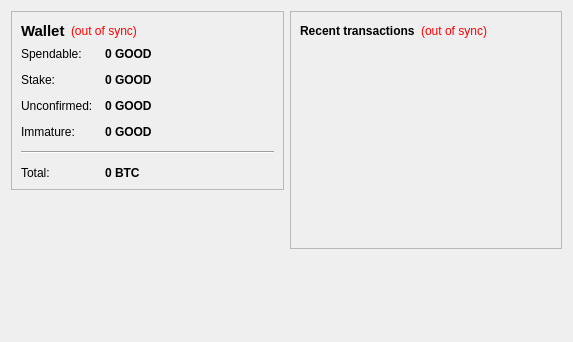
Before: the Qt Designer form src/qt/forms/overviewpage.ui in stolenjs/gcfinal, drawn with Qt 5.
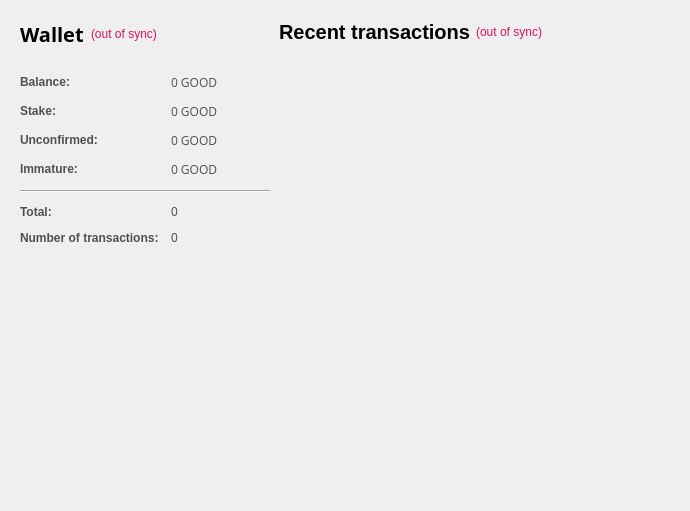
After: the same form once the commit is applied. Icons and pictures are not drawn.

```diff
--- a/src/qt/forms/overviewpage.ui
+++ b/src/qt/forms/overviewpage.ui
@@ -6,38 +6,194 @@
    <rect>
     <x>0</x>
     <y>0</y>
-    <width>573</width>
-    <height>342</height>
+    <width>575</width>
+    <height>417</height>
    </rect>
   </property>
+  <property name="sizePolicy">
+   <sizepolicy hsizetype="Minimum" vsizetype="Preferred">
+    <horstretch>0</horstretch>
+    <verstretch>0</verstretch>
+   </sizepolicy>
+  </property>
+  <property name="maximumSize">
+   <size>
+    <width>575</width>
+    <height>16777215</height>
+   </size>
+  </property>
   <property name="windowTitle">
    <string>Form</string>
   </property>
-  <layout class="QHBoxLayout" name="horizontalLayout" stretch="1,1">
-   <item>
+  <property name="styleSheet">
+   <string notr="true">color:#505050;
+font-family:'Open Sans,sans-serif';</string>
+  </property>
+  <layout class="QGridLayout" name="gridLayout_2">
+   <property name="sizeConstraint">
+    <enum>QLayout::SetFixedSize</enum>
+   </property>
+   <property name="leftMargin">
+    <number>11</number>
+   </property>
+   <property name="horizontalSpacing">
+    <number>0</number>
+   </property>
+   <item row="1" column="1">
+    <layout class="QVBoxLayout" name="verticalLayout_3">
+     <property name="spacing">
+      <number>7</number>
+     </property>
+     <item>
+      <widget class="QFrame" name="frame_2">
+       <property name="sizePolicy">
+        <sizepolicy hsizetype="Fixed" vsizetype="Preferred">
+         <horstretch>0</horstretch>
+         <verstretch>0</verstretch>
+        </sizepolicy>
+       </property>
+       <property name="minimumSize">
+        <size>
+         <width>400</width>
+         <height>0</height>
+        </size>
+       </property>
+       <property name="maximumSize">
+        <size>
+         <width>450</width>
+         <height>16777215</height>
+        </size>
+       </property>
+       <layout class="QVBoxLayout" name="verticalLayout">
+        <property name="leftMargin">
+         <number>0</number>
+        </property>
+        <item>
+         <layout class="QHBoxLayout" name="horizontalLayout_2">
+          <item>
+           <widget class="QLabel" name="label_4">
+            <property name="text">
+             <string>&lt;html&gt;&lt;head/&gt;&lt;body&gt;&lt;p&gt;&lt;span style=&quot; font-size:20px; font-weight:600; color:#000000;&quot;&gt;Recent transactions&lt;/span&gt;&lt;/p&gt;&lt;/body&gt;&lt;/html&gt;</string>
+            </property>
+           </widget>
+          </item>
+          <item>
+           <widget class="QLabel" name="labelTransactionsStatus">
+            <property name="toolTip">
+             <string>The displayed information may be out of date. Your wallet automatically synchronizes with the Silkcoin network after a connection is established, but this process has not completed yet.</string>
+            </property>
+            <property name="styleSheet">
+             <string notr="true">QLabel { color: red; }</string>
+            </property>
+            <property name="text">
+             <string notr="true">&lt;html&gt;&lt;head/&gt;&lt;body&gt;&lt;p&gt;&lt;span style=&quot; color:#d31360;&quot;&gt;(out of sync)&lt;/span&gt;&lt;/p&gt;&lt;/body&gt;&lt;/html&gt;</string>
+            </property>
+            <property name="alignment">
+             <set>Qt::AlignRight|Qt::AlignTrailing|Qt::AlignVCenter</set>
+            </property>
+           </widget>
+          </item>
+          <item>
+           <spacer name="horizontalSpacer">
+            <property name="orientation">
+             <enum>Qt::Horizontal</enum>
+            </property>
+            <property name="sizeHint" stdset="0">
+             <size>
+              <width>40</width>
+              <height>20</height>
+             </size>
+            </property>
+           </spacer>
+          </item>
+         </layout>
+        </item>
+        <item>
+         <spacer name="verticalSpacer_6">
+          <property name="orientation">
+           <enum>Qt::Vertical</enum>
+          </property>
+          <property name="sizeType">
+           <enum>QSizePolicy::Maximum</enum>
+          </property>
+          <property name="sizeHint" stdset="0">
+           <size>
+            <width>20</width>
+            <height>13</height>
+           </size>
+          </property>
+         </spacer>
+        </item>
+        <item>
+         <widget class="QListView" name="listTransactions">
+          <property name="sizePolicy">
+           <sizepolicy hsizetype="Fixed" vsizetype="Expanding">
+            <horstretch>0</horstretch>
+            <verstretch>0</verstretch>
+           </sizepolicy>
+          </property>
+          <property name="maximumSize">
+           <size>
+            <width>400</width>
+            <height>16777215</height>
+           </size>
+          </property>
+          <property name="styleSheet">
+           <string notr="true">QListView { background: transparent;font-size:12px;  }</string>
+          </property>
+          <property name="frameShape">
+           <enum>QFrame::NoFrame</enum>
+          </property>
+          <property name="verticalScrollBarPolicy">
+           <enum>Qt::ScrollBarAlwaysOff</enum>
+          </property>
+          <property name="horizontalScrollBarPolicy">
+           <enum>Qt::ScrollBarAlwaysOff</enum>
+          </property>
+          <property name="selectionMode">
+           <enum>QAbstractItemView::NoSelection</enum>
+          </property>
+         </widget>
+        </item>
+       </layout>
+      </widget>
+     </item>
+    </layout>
+   </item>
+   <item row="1" column="0">
     <layout class="QVBoxLayout" name="verticalLayout_2">
+     <property name="spacing">
+      <number>1</number>
+     </property>
      <item>
       <widget class="QFrame" name="frame">
-       <property name="frameShape">
-        <enum>QFrame::StyledPanel</enum>
+       <property name="sizePolicy">
+        <sizepolicy hsizetype="Fixed" vsizetype="Preferred">
+         <horstretch>0</horstretch>
+         <verstretch>0</verstretch>
+        </sizepolicy>
        </property>
-       <property name="frameShadow">
-        <enum>QFrame::Raised</enum>
+       <property name="maximumSize">
+        <size>
+         <width>350</width>
+         <height>16777215</height>
+        </size>
        </property>
        <layout class="QVBoxLayout" name="verticalLayout_4">
         <item>
          <layout class="QHBoxLayout" name="horizontalLayout_4">
+          <property name="spacing">
+           <number>7</number>
+          </property>
           <item>
            <widget class="QLabel" name="label_5">
             <property name="font">
              <font>
-              <pointsize>11</pointsize>
-              <weight>75</weight>
-              <bold>true</bold>
+              <family>Open Sans,sans-serif</family>
              </font>
             </property>
             <property name="text">
-             <string>Wallet</string>
+             <string>&lt;html&gt;&lt;head/&gt;&lt;body&gt;&lt;p&gt;&lt;span style=&quot; font-size:20px; font-weight:600; color:#000000;&quot;&gt;Wallet&lt;/span&gt;&lt;/p&gt;&lt;/body&gt;&lt;/html&gt;</string>
             </property>
            </widget>
           </item>
@@ -50,7 +206,7 @@
              <string notr="true">QLabel { color: red; }</string>
             </property>
             <property name="text">
-             <string notr="true">(out of sync)</string>
+             <string notr="true">&lt;html&gt;&lt;head/&gt;&lt;body&gt;&lt;p&gt;&lt;span style=&quot; color:#d31360;&quot;&gt;(out of sync)&lt;/span&gt;&lt;/p&gt;&lt;/body&gt;&lt;/html&gt;</string>
             </property>
             <property name="alignment">
              <set>Qt::AlignLeading|Qt::AlignLeft|Qt::AlignVCenter</set>
@@ -72,6 +228,22 @@
           </item>
          </layout>
         </item>
+        <item>
+         <spacer name="verticalSpacer_5">
+          <property name="orientation">
+           <enum>Qt::Vertical</enum>
+          </property>
+          <property name="sizeType">
+           <enum>QSizePolicy::Maximum</enum>
+          </property>
+          <property name="sizeHint" stdset="0">
+           <size>
+            <width>20</width>
+            <height>20</height>
+           </size>
+          </property>
+         </spacer>
+        </item>
         <item>
          <layout class="QFormLayout" name="formLayout_2">
           <property name="fieldGrowthPolicy">
@@ -86,7 +258,7 @@
           <item row="0" column="0">
            <widget class="QLabel" name="label">
             <property name="text">
-             <string>Spendable:</string>
+             <string>&lt;html&gt;&lt;head/&gt;&lt;body&gt;&lt;p&gt;&lt;span style=&quot; font-weight:600;&quot;&gt;Balance:&lt;/span&gt;&lt;/p&gt;&lt;/body&gt;&lt;/html&gt;</string>
             </property>
            </widget>
           </item>
@@ -94,8 +266,7 @@
            <widget class="QLabel" name="labelBalance">
             <property name="font">
              <font>
-              <weight>75</weight>
-              <bold>true</bold>
+              <family>Open Sans,sans-serif</family>
              </font>
             </property>
             <property name="cursor">
@@ -115,7 +286,7 @@
           <item row="1" column="0">
            <widget class="QLabel" name="label_6">
             <property name="text">
-             <string>Stake:</string>
+             <string>&lt;html&gt;&lt;head/&gt;&lt;body&gt;&lt;p&gt;&lt;span style=&quot; font-weight:600;&quot;&gt;Stake:&lt;/span&gt;&lt;/p&gt;&lt;/body&gt;&lt;/html&gt;</string>
             </property>
            </widget>
           </item>
@@ -123,8 +294,7 @@
            <widget class="QLabel" name="labelStake">
             <property name="font">
              <font>
-              <weight>75</weight>
-              <bold>true</bold>
+              <family>Open Sans,sans-serif</family>
              </font>
             </property>
             <property name="cursor">
@@ -144,7 +314,7 @@
           <item row="2" column="0">
            <widget class="QLabel" name="label_3">
             <property name="text">
-             <string>Unconfirmed:</string>
+             <string>&lt;html&gt;&lt;head/&gt;&lt;body&gt;&lt;p&gt;&lt;span style=&quot; font-weight:600;&quot;&gt;Unconfirmed:&lt;/span&gt;&lt;/p&gt;&lt;/body&gt;&lt;/html&gt;</string>
             </property>
            </widget>
           </item>
@@ -152,8 +322,7 @@
            <widget class="QLabel" name="labelUnconfirmed">
             <property name="font">
              <font>
-              <weight>75</weight>
-              <bold>true</bold>
+              <family>Open Sans,sans-serif</family>
              </font>
             </property>
             <property name="cursor">
@@ -173,7 +342,7 @@
           <item row="3" column="0">
            <widget class="QLabel" name="labelImmatureText">
             <property name="text">
-             <string>Immature:</string>
+             <string>&lt;html&gt;&lt;head/&gt;&lt;body&gt;&lt;p&gt;&lt;span style=&quot; font-weight:600;&quot;&gt;Immature:&lt;/span&gt;&lt;/p&gt;&lt;/body&gt;&lt;/html&gt;</string>
             </property>
            </widget>
           </item>
@@ -181,8 +350,7 @@
            <widget class="QLabel" name="labelImmature">
             <property name="font">
              <font>
-              <weight>75</weight>
-              <bold>true</bold>
+              <family>Open Sans,sans-serif</family>
              </font>
             </property>
             <property name="toolTip">
@@ -198,6 +366,12 @@
           </item>
           <item row="4" column="0" colspan="2">
            <widget class="Line" name="line">
+            <property name="sizePolicy">
+             <sizepolicy hsizetype="Expanding" vsizetype="Fixed">
+              <horstretch>140</horstretch>
+              <verstretch>0</verstretch>
+             </sizepolicy>
+            </property>
             <property name="orientation">
              <enum>Qt::Horizontal</enum>
             </property>
@@ -206,157 +380,84 @@
           <item row="5" column="0">
            <widget class="QLabel" name="labelTotalText">
             <property name="text">
-             <string>Total:</string>
+             <string>&lt;html&gt;&lt;head/&gt;&lt;body&gt;&lt;p&gt;&lt;span style=&quot; font-weight:600;&quot;&gt;Total:&lt;/span&gt;&lt;/p&gt;&lt;/body&gt;&lt;/html&gt;</string>
             </property>
            </widget>
           </item>
           <item row="5" column="1">
            <widget class="QLabel" name="labelTotal">
-            <property name="font">
-             <font>
-              <weight>75</weight>
-              <bold>true</bold>
-             </font>
-            </property>
-            <property name="cursor">
-             <cursorShape>IBeamCursor</cursorShape>
-            </property>
             <property name="toolTip">
              <string>Your current total balance</string>
             </property>
             <property name="text">
-             <string notr="true">0 BTC</string>
+             <string notr="true">0</string>
             </property>
             <property name="textInteractionFlags">
              <set>Qt::LinksAccessibleByMouse|Qt::TextSelectableByKeyboard|Qt::TextSelectableByMouse</set>
             </property>
            </widget>
           </item>
-         </layout>
-        </item>
-       </layout>
-      </widget>
-     </item>
-     <item>
-      <spacer name="verticalSpacer">
-       <property name="orientation">
-        <enum>Qt::Vertical</enum>
-       </property>
-       <property name="sizeHint" stdset="0">
-        <size>
-         <width>20</width>
-         <height>40</height>
-        </size>
-       </property>
-      </spacer>
-     </item>
-     <item>
-      <widget class="QLabel" name="label_6">
-       <property name="text">
-        <string/>
-       </property>
-       <property name="pixmap">
-        <pixmap resource="../bitcoin.qrc">:/images/backg</pixmap>
-       </property>
-       <property name="scaledContents">
-        <bool>false</bool>
-       </property>
-       <property name="alignment">
-        <set>Qt::AlignCenter</set>
-       </property>
-       <property name="margin">
-        <number>-2</number>
-       </property>
-      </widget>
-     </item>
-    </layout>
-   </item>
-   <item>
-    <layout class="QVBoxLayout" name="verticalLayout_3">
-     <item>
-      <widget class="QFrame" name="frame_2">
-       <property name="frameShape">
-        <enum>QFrame::StyledPanel</enum>
-       </property>
-       <property name="frameShadow">
-        <enum>QFrame::Raised</enum>
-       </property>
-       <layout class="QVBoxLayout" name="verticalLayout">
-        <item>
-         <layout class="QHBoxLayout" name="horizontalLayout_2">
-          <item>
-           <widget class="QLabel" name="label_4">
+          <item row="6" column="0">
+           <widget class="QLabel" name="label_2">
             <property name="text">
-             <string>&lt;b&gt;Recent transactions&lt;/b&gt;</string>
+             <string>&lt;html&gt;&lt;head/&gt;&lt;body&gt;&lt;p&gt;&lt;span style=&quot; font-weight:600;&quot;&gt;Number of transactions:&lt;/span&gt;&lt;/p&gt;&lt;/body&gt;&lt;/html&gt;</string>
             </property>
            </widget>
           </item>
-          <item>
-           <widget class="QLabel" name="labelTransactionsStatus">
+          <item row="6" column="1">
+           <widget class="QLabel" name="labelNumTransactions">
             <property name="toolTip">
              <string>The displayed information may be out of date. Your wallet automatically synchronizes with the GOODCoin network after a connection is established, but this process has not completed yet.</string>
             </property>
-            <property name="styleSheet">
-             <string notr="true">QLabel { color: red; }</string>
-            </property>
             <property name="text">
-             <string notr="true">(out of sync)</string>
+             <string notr="true">0</string>
             </property>
-            <property name="alignment">
-             <set>Qt::AlignRight|Qt::AlignTrailing|Qt::AlignVCenter</set>
-            </property>
            </widget>
           </item>
-          <item>
-           <spacer name="horizontalSpacer">
-            <property name="orientation">
-             <enum>Qt::Horizontal</enum>
-            </property>
-            <property name="sizeHint" stdset="0">
-             <size>
-              <width>40</width>
-              <height>20</height>
-             </size>
-            </property>
-           </spacer>
-          </item>
          </layout>
         </item>
         <item>
-         <widget class="QListView" name="listTransactions">
+         <spacer name="verticalSpacer_2">
+          <property name="orientation">
+           <enum>Qt::Vertical</enum>
+          </property>
+          <property name="sizeHint" stdset="0">
+           <size>
+            <width>20</width>
+            <height>20</height>
+           </size>
+          </property>
+         </spacer>
+        </item>
+        <item>
+         <widget class="QWidget" name="widget" native="true">
+          <property name="minimumSize">
+           <size>
+            <width>250</width>
+            <height>200</height>
+           </size>
+          </property>
           <property name="styleSheet">
-           <string notr="true">QListView { background: transparent; }</string>
-          </property>
-          <property name="frameShape">
-           <enum>QFrame::NoFrame</enum>
-          </property>
-          <property name="verticalScrollBarPolicy">
-           <enum>Qt::ScrollBarAlwaysOff</enum>
-          </property>
-          <property name="horizontalScrollBarPolicy">
-           <enum>Qt::ScrollBarAlwaysOff</enum>
-          </property>
-          <property name="selectionMode">
-           <enum>QAbstractItemView::NoSelection</enum>
+           <string notr="true">image: url(:/images/wallet);</string>
           </property>
          </widget>
         </item>
+        <item>
+         <spacer name="verticalSpacer">
+          <property name="orientation">
+           <enum>Qt::Vertical</enum>
+          </property>
+          <property name="sizeHint" stdset="0">
+           <size>
+            <width>20</width>
+            <height>20</height>
+           </size>
+          </property>
+         </spacer>
+        </item>
        </layout>
       </widget>
      </item>
-     <item>
-      <spacer name="verticalSpacer_2">
-       <property name="orientation">
-        <enum>Qt::Vertical</enum>
-       </property>
-       <property name="sizeHint" stdset="0">
-        <size>
-         <width>20</width>
-         <height>40</height>
-        </size>
-       </property>
-      </spacer>
-     </item>
     </layout>
    </item>
   </layout>
```
Left out of the diff: 13 changed lines with no effect on the pictures.
